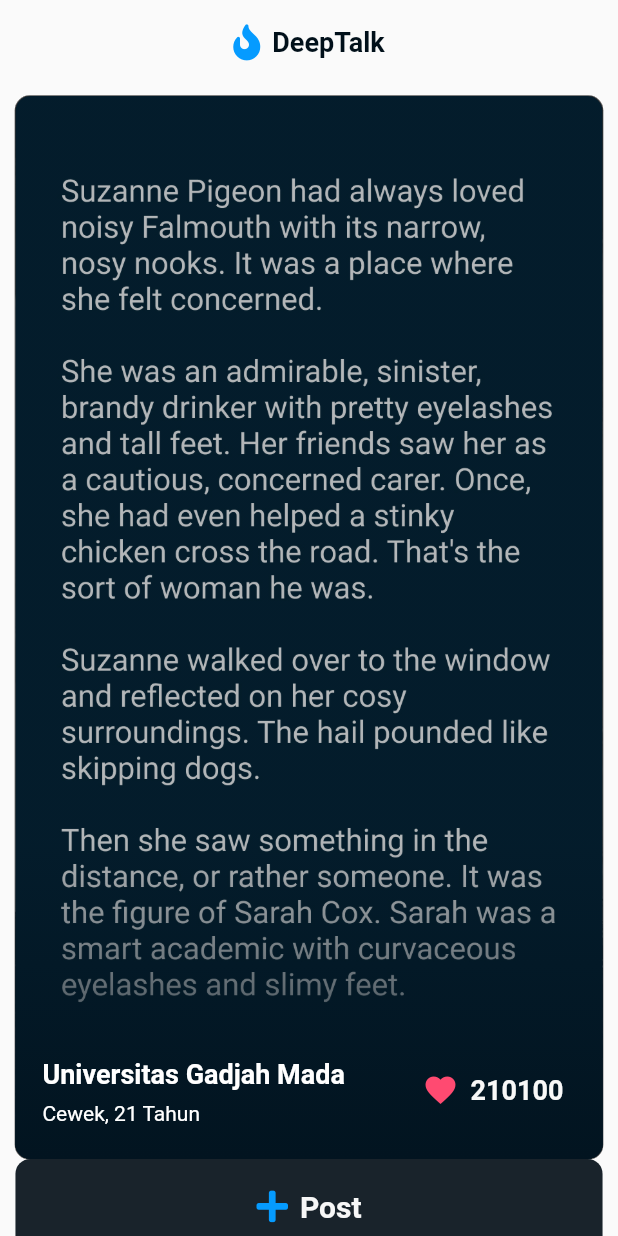
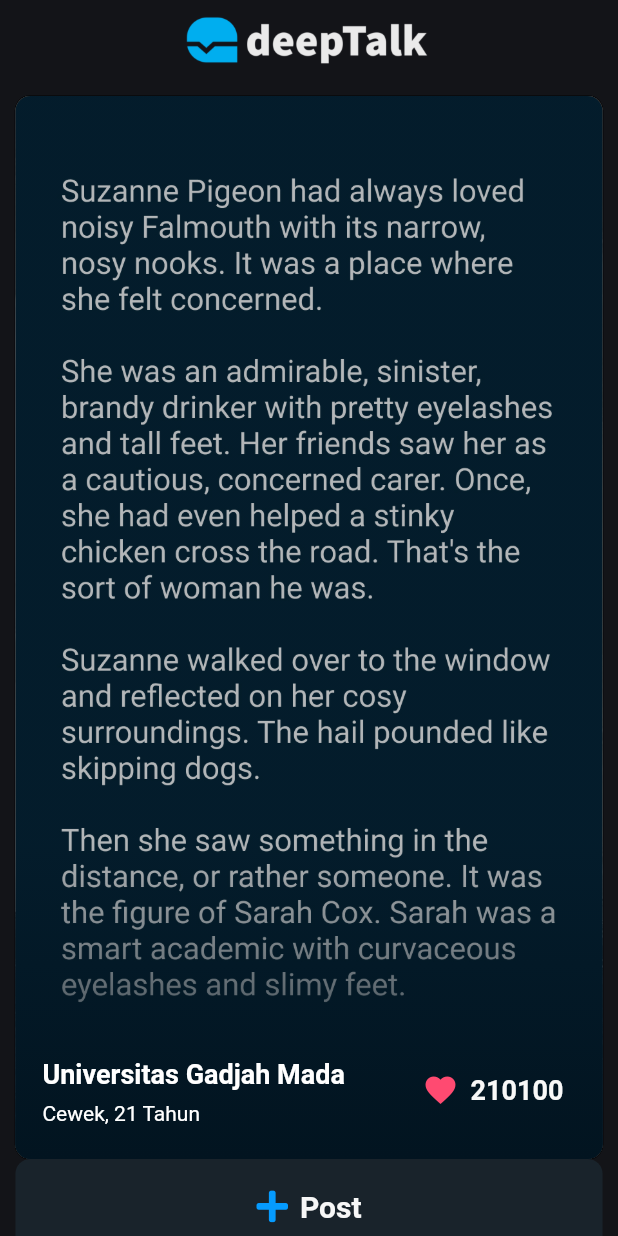
Before and after one commit to bpradana/secret, a Flutter app: the screen it shows after launch, on a phone screen of 412 x 824 dp. Run offline on Flutter 3.47's test engine with Material 2 defaults, Android fonts, the phone set to English and light mode, and no system bars; our stand-ins replace font_awesome_flutter.

Commit message:
update appBar

```diff
--- a/lib/page/home_page.dart
+++ b/lib/page/home_page.dart
@@ -17,7 +17,9 @@ class _HomePageState extends State<HomePage> {
 
   @override
   Widget build(BuildContext context) => Scaffold(
+
         appBar: buildAppBar(),
+        backgroundColor: Color(0xff131418),
         body: Padding(
           padding: const EdgeInsets.all(8),
           child: Column(
@@ -37,19 +39,13 @@ class _HomePageState extends State<HomePage> {
       backgroundColor: Colors.transparent,
       elevation: 0,
       // title: FaIcon(FontAwesomeIcons.fire, color: Color(0xFF059BFF)),
-      title: TextButton.icon(
-          icon: FaIcon(FontAwesomeIcons.fire, color: Color(0xFF059BFF)),
-          label: Text(
-            'DeepTalk',
-            style: TextStyle(
-              color: Color(0xFF01101A),
-              fontWeight: FontWeight.bold,
-              fontSize: 18,
-            ),
-          ),
-          onPressed: () {
-            print('Pressed');
-          }));
+      title: Image.asset(
+        "assets/logo_putih.png",
+        fit: BoxFit.contain,
+        height: 72,
+        )
+      );
+
 
   Widget buildUser(User user) {
     final userIndex = users.indexOf(user);
```
Also changed, not shown: assets/logo_putih.png (added).
